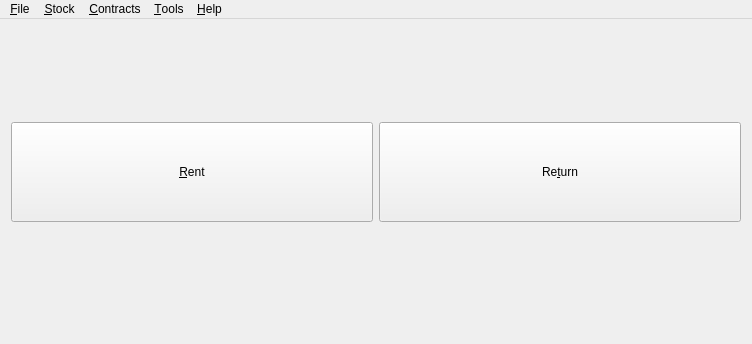
The window that src/mainwindow.ui (RoskildeSkiklub/ssfh) describes before a commit, drawn with Qt 5.
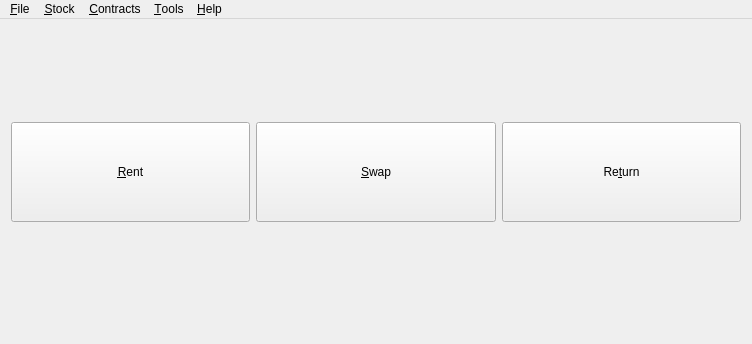
The same window after the commit.

Commit message: Added first stab of a swap dialog

```diff
--- a/src/mainwindow.ui
+++ b/src/mainwindow.ui
@@ -15,19 +15,6 @@
   </property>
   <widget class="QWidget" name="centralWidget">
    <layout class="QGridLayout" name="gridLayout">
-    <item row="0" column="1">
-     <widget class="QPushButton" name="input_return_pushButton">
-      <property name="minimumSize">
-       <size>
-        <width>0</width>
-        <height>100</height>
-       </size>
-      </property>
-      <property name="text">
-       <string>Re&amp;turn</string>
-      </property>
-     </widget>
-    </item>
     <item row="0" column="0">
      <widget class="QPushButton" name="input_rent_pushButton">
       <property name="minimumSize">
@@ -41,6 +28,32 @@
       </property>
      </widget>
     </item>
+    <item row="0" column="1">
+     <widget class="QPushButton" name="input_swap_pushButton">
+      <property name="minimumSize">
+       <size>
+        <width>0</width>
+        <height>100</height>
+       </size>
+      </property>
+      <property name="text">
+       <string>&amp;Swap</string>
+      </property>
+     </widget>
+    </item>
+    <item row="0" column="2">
+     <widget class="QPushButton" name="input_return_pushButton">
+      <property name="minimumSize">
+       <size>
+        <width>0</width>
+        <height>100</height>
+       </size>
+      </property>
+      <property name="text">
+       <string>Re&amp;turn</string>
+      </property>
+     </widget>
+    </item>
    </layout>
   </widget>
   <widget class="QMenuBar" name="menuBar">
```
The commit also changes 6 other files.
